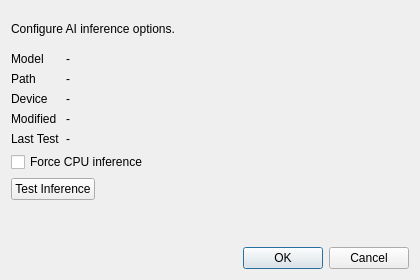
Above: src/app/AiPreferencesDialog.ui from VasilisDragon/TC-CNC-AI-TP before the change. Below: the same form after it.
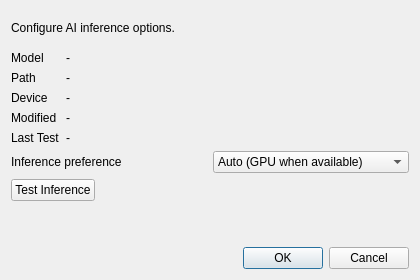
That is the form after the change.

```diff
--- a/src/app/AiPreferencesDialog.ui
+++ b/src/app/AiPreferencesDialog.ui
@@ -105,11 +105,32 @@
     </layout>
    </item>
    <item>
-    <widget class="QCheckBox" name="forceCpuCheckBox">
-     <property name="text">
-      <string>Force CPU inference</string>
-     </property>
-    </widget>
+    <layout class="QHBoxLayout" name="devicePreferenceLayout">
+     <item>
+      <widget class="QLabel" name="preferenceLabel">
+       <property name="text">
+        <string>Inference preference</string>
+       </property>
+      </widget>
+     </item>
+     <item>
+      <widget class="QComboBox" name="devicePreferenceCombo">
+       <property name="toolTip">
+        <string>Select whether to prioritise GPU acceleration or force CPU execution.</string>
+       </property>
+       <item>
+        <property name="text">
+         <string>Auto (GPU when available)</string>
+        </property>
+       </item>
+       <item>
+        <property name="text">
+         <string>CPU only</string>
+        </property>
+       </item>
+      </widget>
+     </item>
+    </layout>
    </item>
    <item>
     <layout class="QHBoxLayout" name="testLayout">
```
